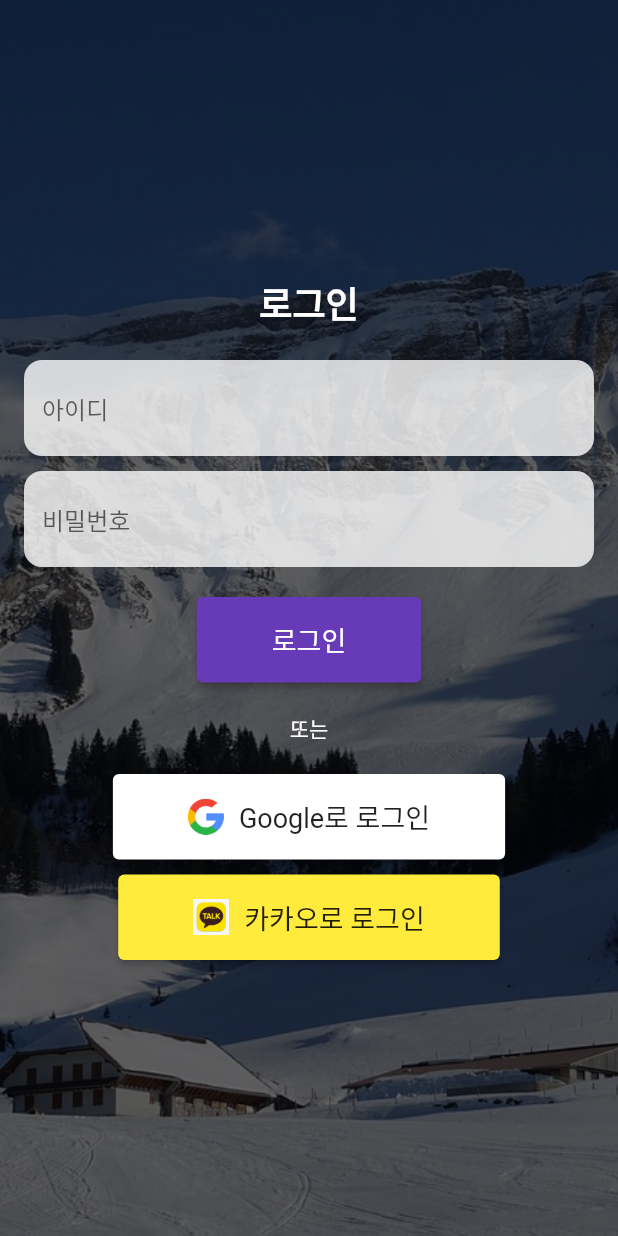
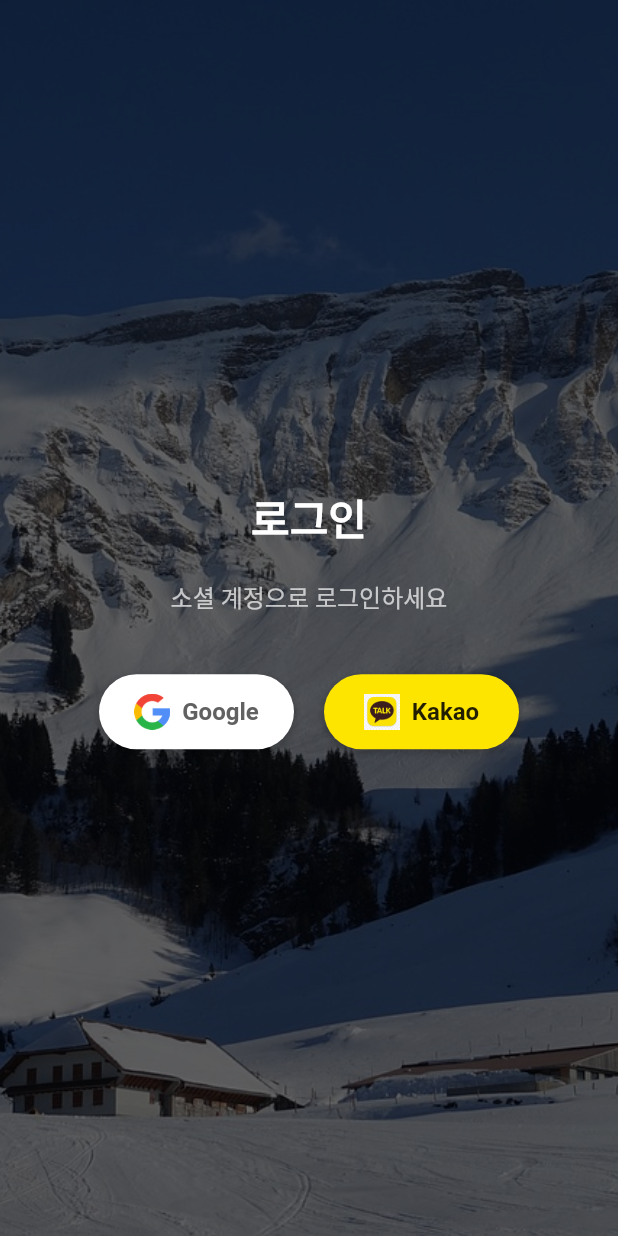
Before and after one commit to seongm1n/snowkorea-project, a Flutter app: the screen it shows after launch, on a phone screen of 412 x 824 dp. Run offline on Flutter 3.47's test engine with Material 3 defaults, Android fonts, the phone set to English and light mode, and no system bars.

Commit message:
update ui

```diff
--- a/lib/screens/loginScreen.dart
+++ b/lib/screens/loginScreen.dart
@@ -29,99 +29,41 @@
                   const Text(
                     '로그인',
                     style: TextStyle(
-                      fontSize: 24,
+                      fontSize: 28,
                       fontWeight: FontWeight.bold,
                       color: Colors.white,
                     ),
                   ),
                   const SizedBox(height: 20),
-                  TextField(
-                    decoration: InputDecoration(
-                      filled: true,
-                      fillColor: Colors.white.withOpacity(0.8),
-                      hintText: '아이디',
-                      border: OutlineInputBorder(
-                        borderRadius: BorderRadius.circular(12),
-                        borderSide: BorderSide.none,
+                  const Text(
+                    '소셜 계정으로 로그인하세요',
+                    style: TextStyle(
+                      fontSize: 16,
+                      color: Colors.white70,
                     ),
                   ),
-                  ),
-                  const SizedBox(height: 10),
-                  TextField(
-                    obscureText: true,
-                    decoration: InputDecoration(
-                      filled: true,
-                      fillColor: Colors.white.withOpacity(0.8),
-                      hintText: '비밀번호',
-                      border: OutlineInputBorder(
-                        borderRadius: BorderRadius.circular(12),
-                        borderSide: BorderSide.none,
-                      ),
-                    ),
-                  ),
-                  const SizedBox(height: 20),
-                  ElevatedButton(
-                    onPressed: () {
-                      Navigator.pushReplacement(
-                        context,
-                        MaterialPageRoute(
-                            builder: (context) => const MainScreen()),
-                      );
-                    },
-                    style: ElevatedButton.styleFrom(
-                      backgroundColor: Colors.deepPurple,
-                      padding: const EdgeInsets.symmetric(
-                          horizontal: 50, vertical: 15),
-                      textStyle: const TextStyle(fontSize: 18),
-                    ),
-                    child: const Text('로그인'),
-                  ),
-                  const SizedBox(height: 20),
-                  const Text(
-                    '또는',
-                    style: TextStyle(color: Colors.white),
-                  ),
-                  const SizedBox(height: 20),
-                  ElevatedButton(
+                  const SizedBox(height: 40),
+                  Row(
+                    mainAxisAlignment: MainAxisAlignment.center,
+                    children: [
+                      _buildSocialLoginButton(
                         onPressed: () {
                           // 구글 로그인 로직 구현
                         },
-                    style: ElevatedButton.styleFrom(
                         backgroundColor: Colors.white,
-                      padding: const EdgeInsets.symmetric(
-                          horizontal: 50, vertical: 15),
-                      textStyle: const TextStyle(fontSize: 18),
+                        logo: 'assets/google_logo.png',
+                        label: 'Google',
                       ),
-                    child: Row(
-                      mainAxisSize: MainAxisSize.min,
-                      children: [
-                        Image.asset('assets/google_logo.png', height: 24),
-                        const SizedBox(width: 10),
-                        const Text('Google로 로그인',
-                            style: TextStyle(color: Colors.black87)),
-                      ],
-                    ),
-                  ),
-                  const SizedBox(height: 10),
-                  ElevatedButton(
+                      const SizedBox(width: 20),
+                      _buildSocialLoginButton(
                         onPressed: () {
                           // 카카오 로그인 로직 구현
                         },
-                    style: ElevatedButton.styleFrom(
-                      backgroundColor: Colors.yellow,
-                      padding: const EdgeInsets.symmetric(
-                          horizontal: 50, vertical: 15),
-                      textStyle: const TextStyle(fontSize: 18),
+                        backgroundColor: const Color(0xFFFEE500),
+                        logo: 'assets/kakao_logo.png',
+                        label: 'Kakao',
                       ),
-                    child: Row(
-                      mainAxisSize: MainAxisSize.min,
-                      children: [
-                        Image.asset('assets/kakao_logo.png', height: 24),
-                        const SizedBox(width: 10),
-                        const Text('카카오로 로그인',
-                            style: TextStyle(color: Colors.black87)),
                     ],
-                    ),
                   ),
                 ],
               ),
@@ -131,4 +73,46 @@
       ),
     );
   }
+
+  Widget _buildSocialLoginButton({
+    required VoidCallback onPressed,
+    required Color backgroundColor,
+    required String logo,
+    required String label,
+  }) {
+    return InkWell(
+      onTap: onPressed,
+      child: Container(
+        width: 130,
+        height: 50,
+        decoration: BoxDecoration(
+          color: backgroundColor,
+          borderRadius: BorderRadius.circular(25),
+          boxShadow: [
+            BoxShadow(
+              color: Colors.black.withOpacity(0.2),
+              spreadRadius: 1,
+              blurRadius: 3,
+              offset: const Offset(0, 2),
+            ),
+          ],
+        ),
+        child: Row(
+          mainAxisAlignment: MainAxisAlignment.center,
+          children: [
+            Image.asset(logo, height: 24),
+            const SizedBox(width: 8),
+            Text(
+              label,
+              style: TextStyle(
+                fontSize: 16,
+                fontWeight: FontWeight.bold,
+                color: label == 'Kakao' ? Colors.black87 : Colors.grey[700],
+              ),
+            ),
+          ],
+        ),
+      ),
+    );
   }
+}
```
Lines whose indentation alone changed are shown as unchanged.
